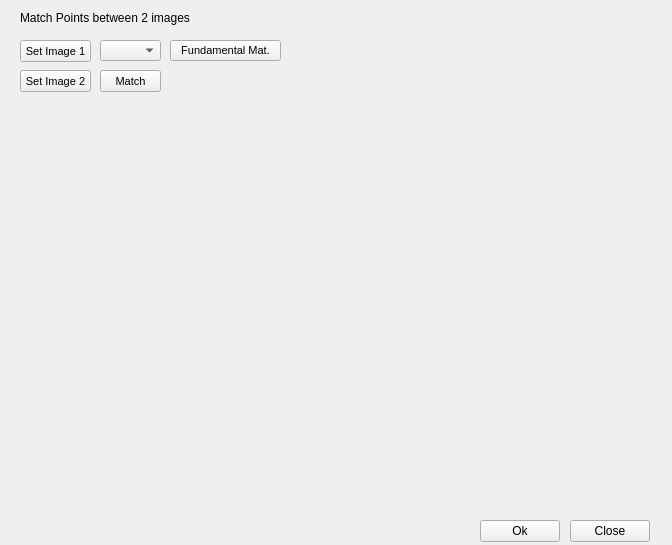
PamirGhimire/seeWithCpp, file code/multiviewpane.ui: the form before one commit.
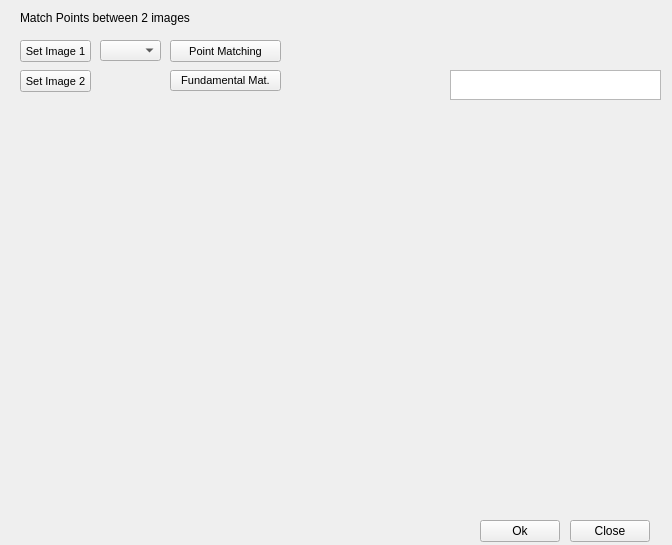
The form after the commit.

```diff
--- a/code/multiviewpane.ui
+++ b/code/multiviewpane.ui
@@ -91,9 +91,9 @@
   <widget class="QPushButton" name="match">
    <property name="geometry">
     <rect>
-     <x>100</x>
-     <y>70</y>
-     <width>61</width>
+     <x>170</x>
+     <y>40</y>
+     <width>111</width>
      <height>22</height>
     </rect>
    </property>
@@ -103,7 +103,7 @@
     </font>
    </property>
    <property name="text">
-    <string>Match</string>
+    <string>Point Matching</string>
    </property>
   </widget>
   <widget class="QComboBox" name="Descriptor">
@@ -133,7 +133,7 @@
    <property name="geometry">
     <rect>
      <x>170</x>
-     <y>40</y>
+     <y>70</y>
      <width>111</width>
      <height>21</height>
     </rect>
@@ -147,6 +147,21 @@
     <string>Fundamental Mat.</string>
    </property>
   </widget>
+  <widget class="QTextBrowser" name="multiviewOp">
+   <property name="geometry">
+    <rect>
+     <x>450</x>
+     <y>70</y>
+     <width>211</width>
+     <height>30</height>
+    </rect>
+   </property>
+   <property name="font">
+    <font>
+     <pointsize>8</pointsize>
+    </font>
+   </property>
+  </widget>
  </widget>
  <resources/>
  <connections/>
```
